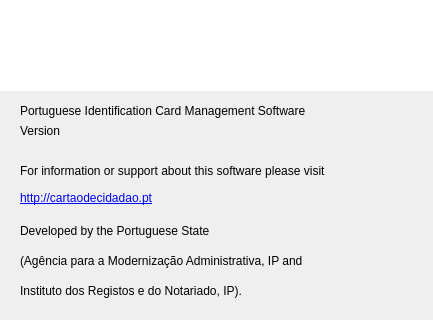
First picture: the form in pteid-mw-pt/_src/eidmw/eidgui/dlgAbout.ui, repository amagovpt/autenticacao.gov, before the edit; both pictures show x 0 to 433 and y 0 to 320 of the 433 by 500 pixel window.
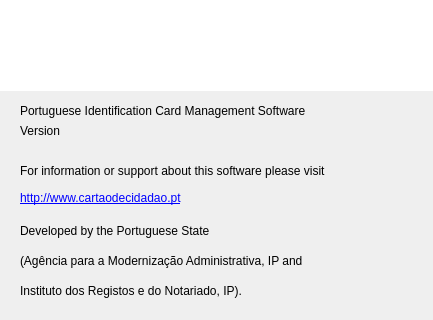
Second picture: the form after the edit. Icons and pictures are not drawn.

Commit message: Fix help URL and minor cosmetic fixes

Patch:
```diff
--- a/pteid-mw-pt/_src/eidmw/eidgui/dlgAbout.ui
+++ b/pteid-mw-pt/_src/eidmw/eidgui/dlgAbout.ui
@@ -52,7 +52,7 @@
     <rect>
      <x>20</x>
      <y>100</y>
-     <width>349</width>
+     <width>400</width>
      <height>22</height>
     </rect>
    </property>
@@ -83,7 +83,7 @@
    </property>
    <property name="minimumSize">
     <size>
-     <width>400</width>
+     <width>410</width>
      <height>21</height>
     </size>
    </property>
@@ -152,7 +152,7 @@
     </rect>
    </property>
    <property name="text">
-    <string>&lt;a href=&quot;http://cartaodecidadao.pt&quot;&gt; http://cartaodecidadao.pt</string>
+    <string>&lt;a href=&quot;http://www.cartaodecidadao.pt&quot;&gt; http://www.cartaodecidadao.pt</string>
    </property>
    <property name="openExternalLinks">
     <bool>true</bool>
```
